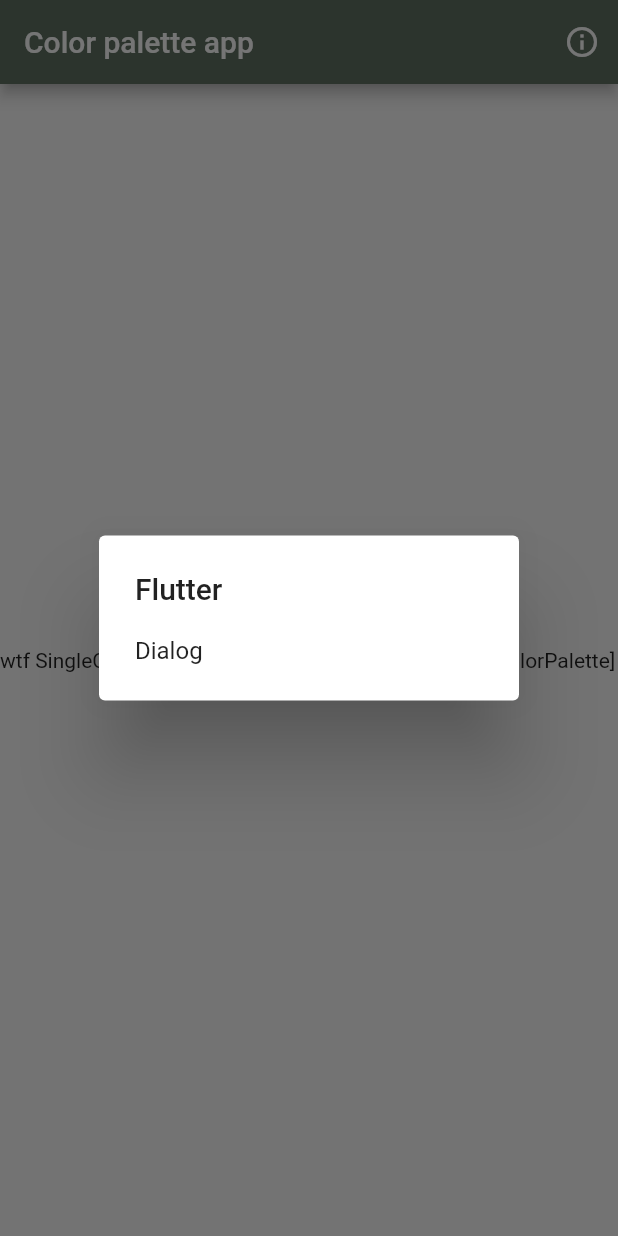
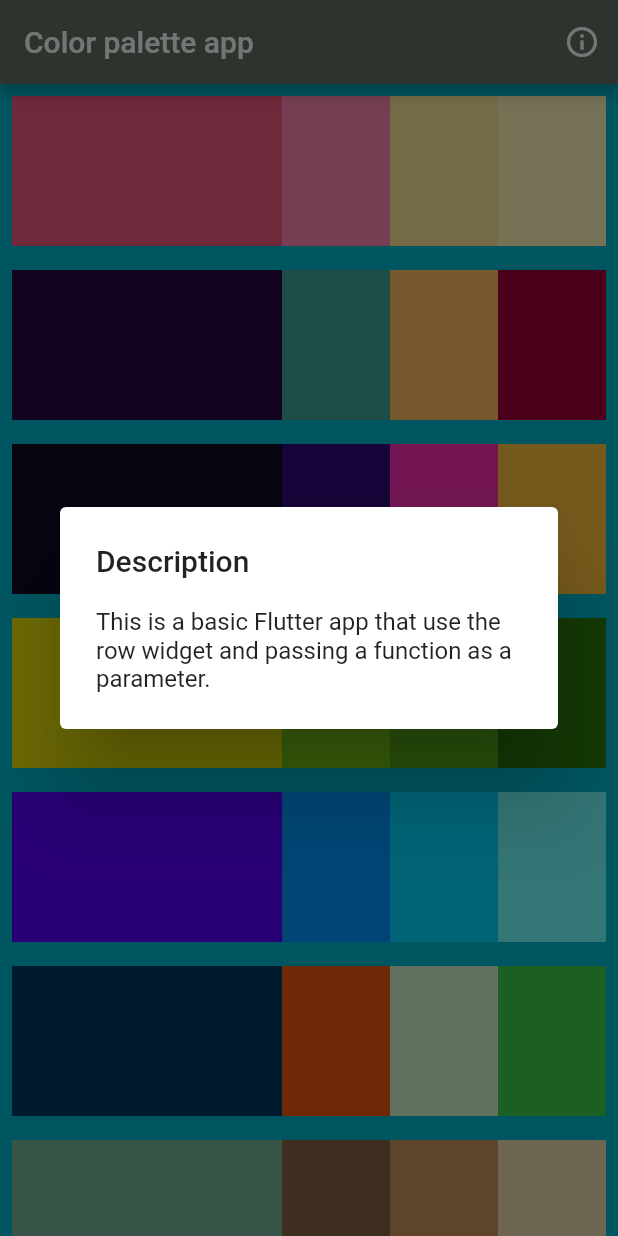
Before and after one commit to elaRnold/Color-palettes-flutter, a Flutter app: the screen it shows after launch, after a tap on the "info outline" icon, on a phone screen of 412 x 824 dp. Run offline on Flutter 3.47's test engine with Material 2 defaults, Android fonts, the phone set to English and light mode, and no system bars; our stand-ins replace get, loggy.

Commit message:
'Completado'

```diff
--- a/lib/ui/pages/color_selection_page.dart
+++ b/lib/ui/pages/color_selection_page.dart
@@ -10,25 +10,110 @@ class ColorSelectionPage extends StatelessWidget {
 
   void showDialog() {
     Get.dialog(const AlertDialog(
-      title: Text('Flutter'),
-      content: Text('Dialog'),
+      title: Text('Description'),
+      content: Text('This is a basic Flutter app that use the row widget and passing a function as a parameter.'),
     ));
   }
 
   @override
   Widget build(BuildContext context) {
     return Scaffold(
+        backgroundColor: const Color(0xff00BCD1),
         appBar: AppBar(
           title: const Text('Color palette app'),
           actions: [
-            IconButton(onPressed: showDialog, icon: Icon(Icons.info_outline))
+            IconButton(onPressed: showDialog, icon: const Icon(Icons.info_outline))
           ],
         ),
         // https://colorhunt.co/
-        body: (const Center(
-          child: Text(
-              "wtf SingleChildScrollView -> Column -> [ColorPalette, ColorPalette] "),
-        )));
+        body: ListView(
+          children: [
+            ColorPalette(
+              baseColor:  'F65A83',
+              baseColor1: 'FF87B2',
+              baseColor2: 'FFE898',
+              baseColor3: 'FFF8BC',
+              callback: showColor,
+            ),
+
+            ColorPalette(
+              baseColor:  '2A0944',
+              baseColor1: '3FA796',
+              baseColor2: 'FEC260',
+              baseColor3: 'A10035',
+              callback: showColor,
+            ),
+
+
+            ColorPalette(
+              baseColor:  '100720',
+              baseColor1: '31087B',
+              baseColor2: 'FA2FB5',
+              baseColor3: 'FFC23C',
+              callback: showColor,
+            ),
+
+            ColorPalette(
+              baseColor:  'EAE509',
+              baseColor1: '7DCE13',
+              baseColor2: '5BB318',
+              baseColor3: '2B7A0B',
+              callback: showColor,
+            ),
+
+
+            ColorPalette(
+              baseColor:  '5800FF',
+              baseColor1: '0096FF',
+              baseColor2: '00D7FF',
+              baseColor3: '72FFFF',
+              callback: showColor,
+            ),
+
+
+            ColorPalette(
+              baseColor:  '003865',
+              baseColor1: 'EF5B0C',
+              baseColor2: 'D4F6CC',
+              baseColor3: '3CCF4E',
+              callback: showColor,
+            ),
+
+            ColorPalette(
+              baseColor:  '76BA99',
+              baseColor1: '876445',
+              baseColor2: 'CA955C',
+              baseColor3: 'EDDFB3',
+              callback: showColor,
+            ),
+
+
+            ColorPalette(
+              baseColor:  'FEFBF6',
+              baseColor1: 'A6D1E6',
+              baseColor2: '7F5283',
+              baseColor3: '3D3C42',
+              callback: showColor,
+            ),
+
+            ColorPalette(
+              baseColor:  '293462',
+              baseColor1: 'D61C4E',
+              baseColor2: 'FEB139',
+              baseColor3: 'FFF80A',
+              callback: showColor,
+            ),
+
+
+            ColorPalette(
+              baseColor:  '3330E4',
+              baseColor1: 'F637EC',
+              baseColor2: 'FBB454',
+              baseColor3: 'FAEA48',
+              callback: showColor,
+            )
+          ],
+        ));
   }
 
   // está es la función que será llamada con cada click a un ColorPalette
--- a/lib/ui/widgets/color_palette.dart
+++ b/lib/ui/widgets/color_palette.dart
@@ -6,10 +6,18 @@ class ColorPalette extends StatelessWidget {
     Key? key,
     // así se reciben en el constructor, por ejemplo
     required this.baseColor,
+    required this.baseColor1,
+    required this.baseColor2,
+    required this.baseColor3,
+    required this.callback
+
   }) : super(key: key);
 
   // atributos de la clase, por ejemplo
   final String baseColor;
+  final String baseColor1;
+  final String baseColor2;
+  final String baseColor3;
 
   // también se puede tener como un atributo un callback, necesiario ya que es un
   // widget sin estado, por ejemplo
@@ -24,12 +32,46 @@ class ColorPalette extends StatelessWidget {
       child: Row(
         children: [
           Expanded(
-              flex: 4,
+              flex: 10,
               child: GestureDetector(
                 onTap: () => callback(baseColor),
                 child: Container(
                   height: 100,
                   color: ColorUtils.FromHex(baseColor),
+                ),
+              )),
+
+
+          Expanded(
+              flex: 4,
+              child: GestureDetector(
+                onTap: () => callback(baseColor1),
+                child: Container(
+                  height: 100,
+                  color: ColorUtils.FromHex(baseColor1),
+                ),
+              )),
+
+
+          Expanded(
+              flex: 4,
+              child: GestureDetector(
+                onTap: () => callback(baseColor2),
+                child: Container(
+                  height: 100,
+                  color: ColorUtils.FromHex(baseColor2),
+                ),
+              )),
+
+
+
+          Expanded(
+              flex: 4,
+              child: GestureDetector(
+                onTap: () => callback(baseColor3),
+                child: Container(
+                  height: 100,
+                  color: ColorUtils.FromHex(baseColor3),
                 ),
               ))
         ],
--- a/lib/utils/color_utils.dart
+++ b/lib/utils/color_utils.dart
@@ -1,6 +1,7 @@
 import 'package:flutter/material.dart';
 
 class ColorUtils {
+  // ignore: non_constant_identifier_names
   static MaterialColor CreateMaterialColor(String hexString) {
     List strengths = <double>[.05];
     final swatch = <int, Color>{};
@@ -10,7 +11,7 @@ class ColorUtils {
     for (int i = 1; i < 10; i++) {
       strengths.add(0.1 * i);
     }
-    strengths.forEach((strength) {
+    for (var strength in strengths) {
       final double ds = 0.5 - strength;
       swatch[(strength * 1000).round()] = Color.fromRGBO(
         r + ((ds < 0 ? r : (255 - r)) * ds).round(),
@@ -18,10 +19,11 @@ class ColorUtils {
         b + ((ds < 0 ? b : (255 - b)) * ds).round(),
         1,
       );
-    });
+    }
     return MaterialColor(color.value, swatch);
   }
 
+  // ignore: non_constant_identifier_names
   static Color FromHex(String hexString) {
     final buffer = StringBuffer();
     if (hexString.length == 6 || hexString.length == 7) buffer.write('ff');
```
